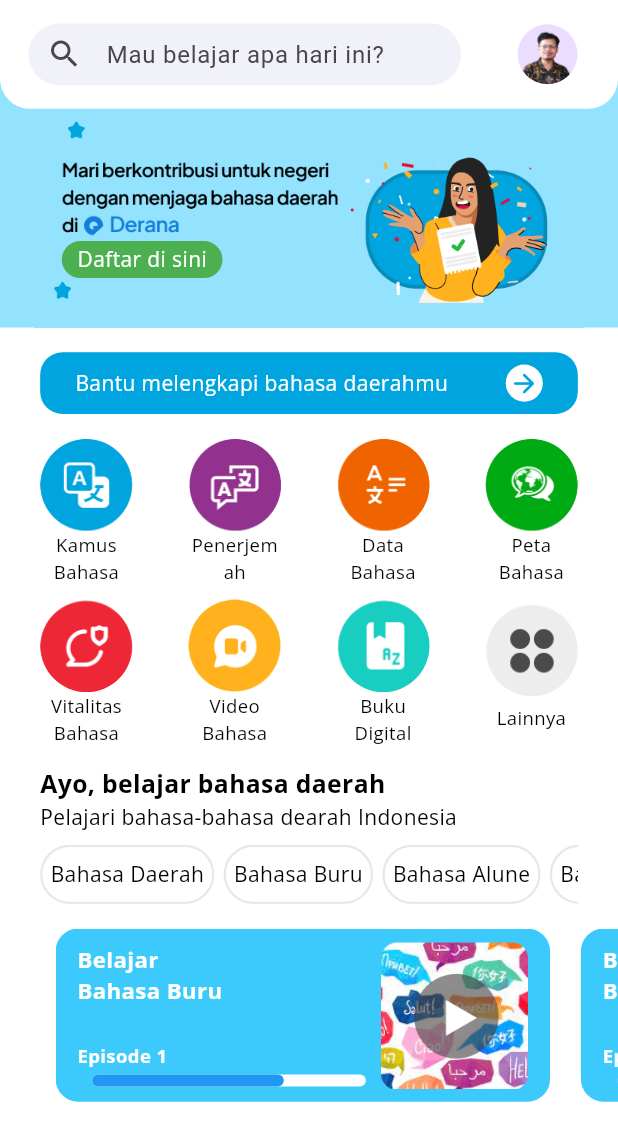
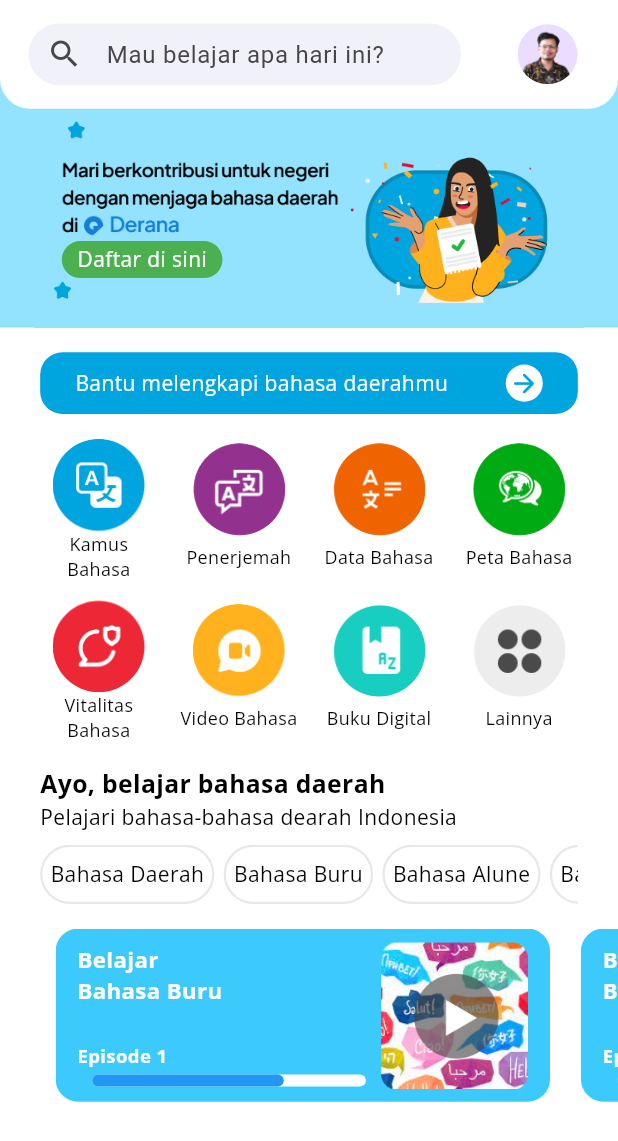
Before and after one commit to AhmadAsroruddin/Derana, a Flutter app: the BerandaPage screen opened directly, on a phone screen of 412 x 824 dp. Shown: the top 1141 px of the screen. Run offline on Flutter 3.47's test engine with Material 3 defaults, Android fonts, the phone set to English and light mode, and no system bars; drawn by our look-alikes of percent_indicator; our stand-ins replace flutter_bloc, font_awesome_flutter, get_it, google_fonts, persistent_bottom_nav_bar, shared_preferences and 1 more; accounts and stored records are empty.

Commit message:
beranda done

```diff
--- a/lib/presentation/shared/feature_widget.dart
+++ b/lib/presentation/shared/feature_widget.dart
@@ -14,7 +14,7 @@ class FeatureWidget extends StatelessWidget {
   @override
   Widget build(BuildContext context) {
     return SizedBox(
-      width: deviceWidth * 0.15,
+      width: deviceWidth * 0.19,
       height: deviceHeight * 0.11,
       child: Column(
         mainAxisAlignment: MainAxisAlignment.spaceAround,
@@ -30,7 +30,7 @@ class FeatureWidget extends StatelessWidget {
           Text(
             name,
             textAlign: TextAlign.center,
-            style: blackTextStyle.copyWith(fontSize: deviceWidth * 0.03),
+            style: blackTextStyle.copyWith(fontSize: deviceWidth * 0.029),
           )
         ],
       ),
```
